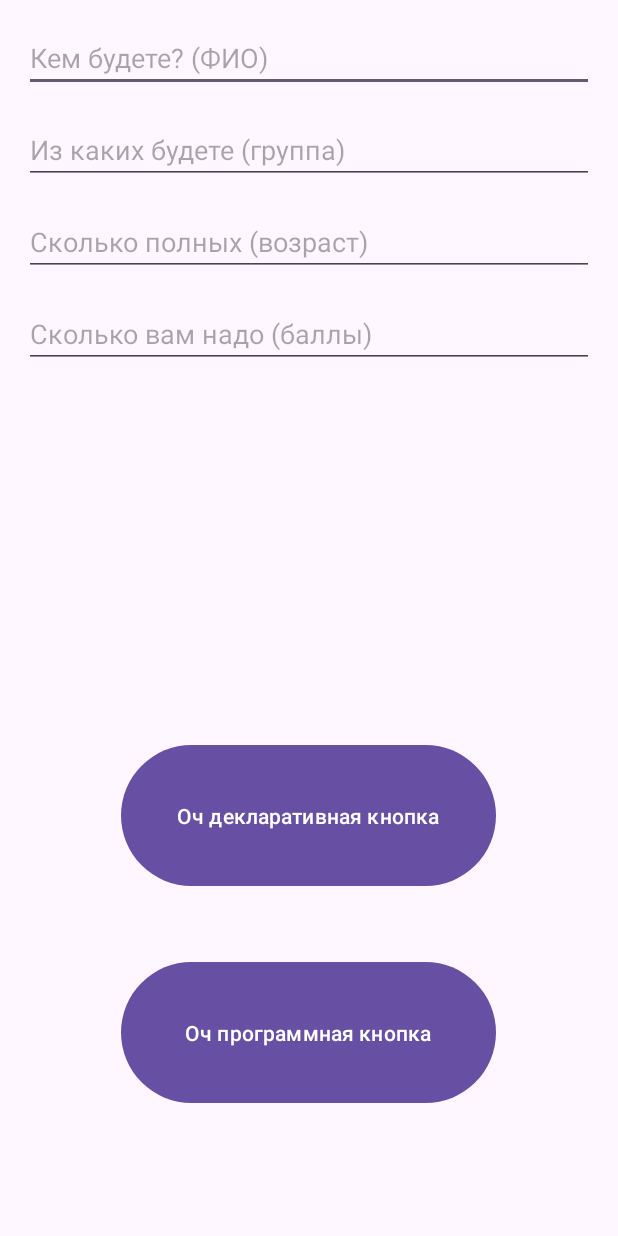
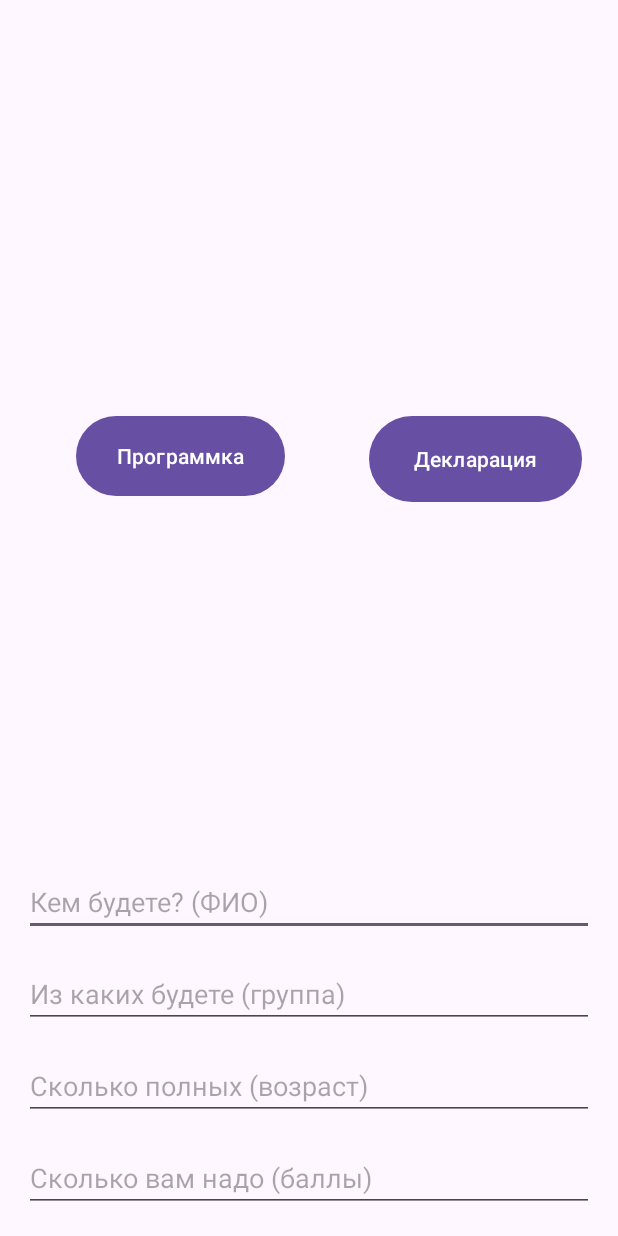
Before and after one commit to Helpmepleaseitishard/task2, an Android app: the screen it shows after launch (MainActivity), on a phone screen of 412 x 824 dp. Run offline under Robolectric (Android 15) with nearby library versions, the phone set to English and light mode, and no system bars.

Commit message:
Допиленная штука

```diff
--- a/app/src/main/java/com/example/myapplication/MainActivity.java
+++ b/app/src/main/java/com/example/myapplication/MainActivity.java
@@ -78,8 +78,6 @@ public class MainActivity extends AppCompatActivity implements View.OnClickListe
         EditText ageText = findViewById(R.id.editText3);
         EditText scoreText = findViewById(R.id.editText4);
         Intent intent = new Intent(this, MainActivity2.class);
-
-
         intent.putExtra("name", nameText.getText().toString());
         intent.putExtra("group", groupText.getText().toString());
         intent.putExtra("age", ageText.getText().toString());
@@ -87,7 +85,6 @@ public class MainActivity extends AppCompatActivity implements View.OnClickListe
         startActivity(intent);
 
     }
-
     public void navigateToSecondActivity(View view) {
 
         EditText nameText = findViewById(R.id.editText1);
@@ -95,8 +92,6 @@ public class MainActivity extends AppCompatActivity implements View.OnClickListe
         EditText ageText = findViewById(R.id.editText3);
         EditText scoreText = findViewById(R.id.editText4);
         Intent intent = new Intent(this, MainActivity2.class);
-
-
         intent.putExtra("name", nameText.getText().toString());
         intent.putExtra("group", groupText.getText().toString());
         intent.putExtra("age", ageText.getText().toString());
--- a/app/src/main/res/layout/activity_main.xml
+++ b/app/src/main/res/layout/activity_main.xml
@@ -5,41 +5,38 @@
     android:id="@+id/main"
     android:layout_width="match_parent"
     android:layout_height="match_parent"
+    android:visibility="visible"
     tools:context=".MainActivity">
 
     <Button
         android:id="@+id/button2"
-        android:layout_width="250dp"
-        android:layout_height="102dp"
+        android:layout_width="142dp"
+        android:layout_height="65dp"
+        android:layout_marginEnd="24dp"
+        android:layout_marginBottom="240dp"
         android:onClick="navigateToSecondActivity"
-        android:text="Оч декларативная кнопка"
-        app:layout_constraintBottom_toBottomOf="parent"
-        app:layout_constraintEnd_toEndOf="parent"
-        app:layout_constraintHorizontal_bias="0.496"
-        app:layout_constraintStart_toStartOf="parent"
-        app:layout_constraintTop_toBottomOf="@+id/editText4"
-        app:layout_constraintVertical_bias="0.519" />
+        android:text="Декларация"
+        android:visibility="visible"
+        app:layout_constraintBottom_toTopOf="@+id/editText1"
+        app:layout_constraintEnd_toEndOf="parent" />
 
     <Button
         android:id="@+id/button"
-        android:layout_width="250dp"
-        android:layout_height="102dp"
-        android:text="Оч программная кнопка"
-        app:layout_constraintBottom_toBottomOf="parent"
-        app:layout_constraintEnd_toEndOf="parent"
-        app:layout_constraintHorizontal_bias="0.496"
-        app:layout_constraintStart_toStartOf="parent"
-        app:layout_constraintTop_toBottomOf="@+id/button2"
-        app:layout_constraintVertical_bias="0.337" />
+        android:layout_width="139dp"
+        android:layout_height="61dp"
+        android:layout_marginEnd="56dp"
+        android:layout_marginBottom="244dp"
+        android:text="Программка"
+        app:layout_constraintBottom_toTopOf="@+id/editText1"
+        app:layout_constraintEnd_toStartOf="@+id/button2" />
 
     <EditText
         android:id="@+id/editText1"
         android:layout_width="match_parent"
         android:layout_height="wrap_content"
         android:layout_margin="16dp"
-        android:layout_marginTop="16dp"
         android:hint="Кем будете? (ФИО)"
-        app:layout_constraintTop_toTopOf="parent"
+        app:layout_constraintBottom_toTopOf="@+id/editText2"
         tools:layout_editor_absoluteX="16dp" />
 
     <EditText
@@ -49,8 +46,8 @@
         android:layout_below="@id/editText1"
         android:layout_margin="16dp"
         android:hint="Из каких будете (группа)"
-        app:layout_constraintTop_toBottomOf="@+id/editText1"
-        tools:layout_editor_absoluteX="31dp" />
+        app:layout_constraintBottom_toTopOf="@+id/editText3"
+        tools:layout_editor_absoluteX="16dp" />
 
     <EditText
         android:id="@+id/editText3"
@@ -58,8 +55,9 @@
         android:layout_height="wrap_content"
         android:layout_below="@id/editText2"
         android:layout_margin="16dp"
+        android:layout_marginBottom="44dp"
         android:hint="Сколько полных (возраст)"
-        app:layout_constraintTop_toBottomOf="@+id/editText2"
+        app:layout_constraintBottom_toTopOf="@+id/editText4"
         tools:layout_editor_absoluteX="16dp" />
 
     <EditText
@@ -69,7 +67,7 @@
         android:layout_below="@id/editText2"
         android:layout_margin="16dp"
         android:hint="Сколько вам надо (баллы)"
-        app:layout_constraintTop_toBottomOf="@+id/editText3"
+        app:layout_constraintBottom_toBottomOf="parent"
         tools:layout_editor_absoluteX="16dp" />
 
 
--- a/app/src/main/res/layout/activity_main2.xml
+++ b/app/src/main/res/layout/activity_main2.xml
@@ -10,7 +10,8 @@
 
     <TextView
         android:id="@+id/messageText"
-        android:layout_width="184dp"
-        android:layout_height="272dp"
+        android:layout_width="match_parent"
+        android:layout_height="330dp"
+        android:autoSizeMaxTextSize="@android:dimen/app_icon_size"
         android:text="TextView" />
 </FrameLayout>
```
